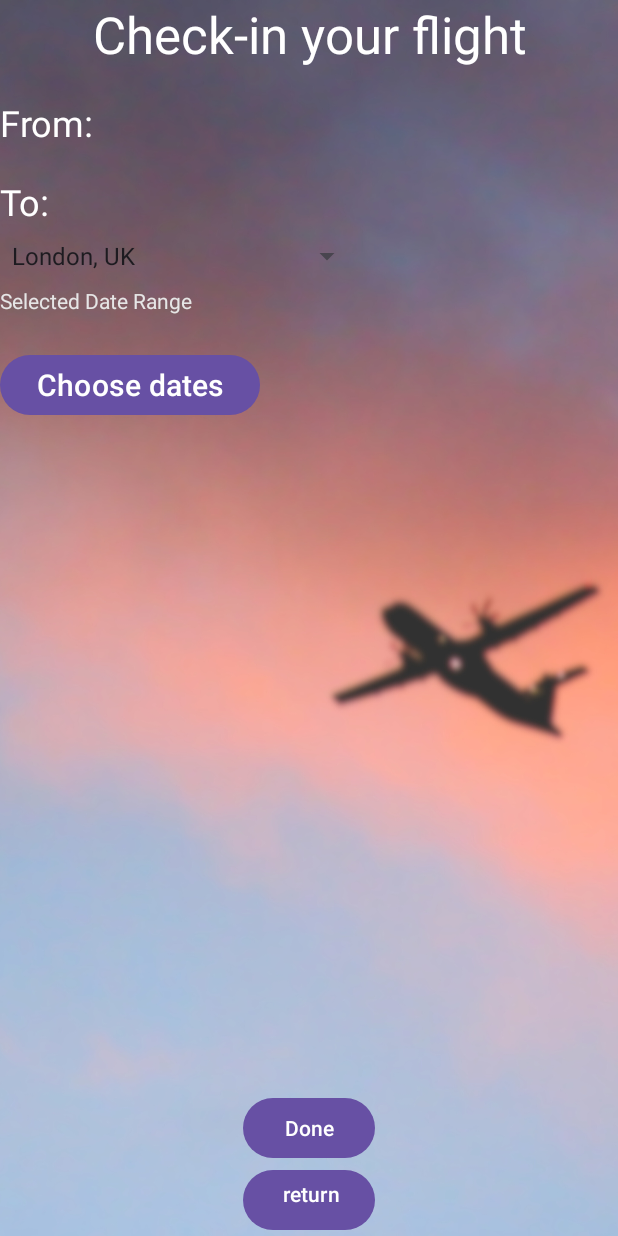
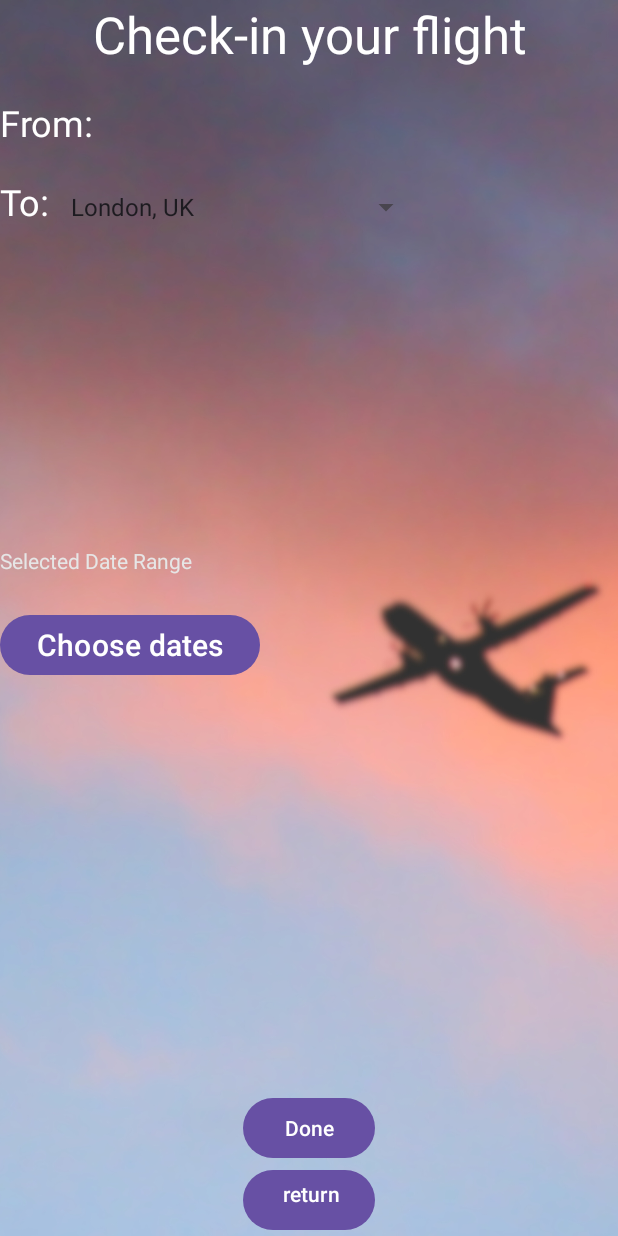
Before and after one commit to IsrOrel/CS_2021---TravelWithMe, an Android app: the Add_flight screen opened through its navigation route, on a phone screen of 412 x 824 dp. Run offline under Robolectric (Android 15) with nearby library versions, the phone set to English and light mode, and no system bars.

Commit message:
Change the Add_flight, add location

```diff
--- a/app/src/main/res/layout/add__flight.xml
+++ b/app/src/main/res/layout/add__flight.xml
@@ -28,6 +28,11 @@
      android:textColorLink="#FFFFFF"
      android:textSize="24sp" />
 
+ <LinearLayout
+     android:layout_width="match_parent"
+     android:layout_height="246dp"
+     android:orientation="horizontal">
+
   <TextView
       android:id="@+id/textViewto"
       android:layout_width="wrap_content"
@@ -40,6 +45,7 @@
       android:id="@+id/citiesspinner"
       android:layout_width="wrap_content"
       android:layout_height="40dp" />
+ </LinearLayout>
 
  <TextView
      android:id="@+id/selectedDate"
```
Also changed, not shown: app/src/main/java/com/example/travelwithme/Add_flight.kt (+13 -11 lines). Lines whose indentation alone changed are shown as unchanged.
